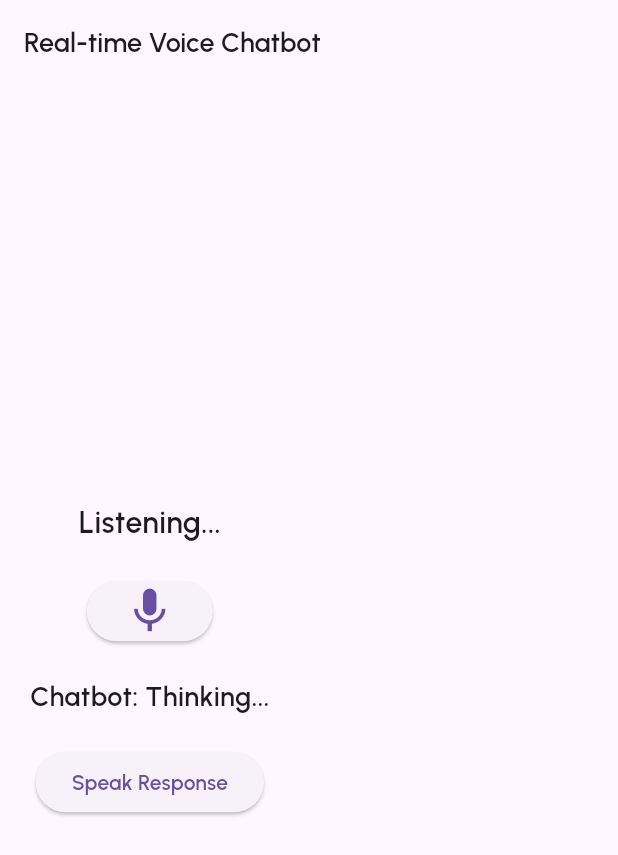
After one commit to me-hapi/Plus-Ultra, a Flutter app: the RealtimeChatbot screen opened by its route, after a tap on the "mic" icon, after a tap on the "mic off" icon, on a phone screen of 412 x 824 dp. The commit adds this screen. Shown: the top 855 px of the screen. Run offline on Flutter 3.47's test engine with Material 3 defaults, Android fonts, the phone set to English and light mode, and no system bars; our stand-ins replace curved_navigation_bar, dio, fl_chart, flutter_dotenv, flutter_image_compress, flutter_map and 16 more; missing offline and left inert: audio_waveforms, dart:ffi, dart_openai, encrypt, ffmpeg_kit_flutter, flutter_reactive_ble and 5 more; accounts and stored records are empty; network calls fail; statements that could not run were skipped.

Commit message:
create ragmodel mobile

```diff
--- /dev/null
+++ b/lib/features/chatbot/services/pinecone_retriever.dart
@@ -0,0 +1,83 @@
+import 'dart:convert';
+import 'package:http/http.dart' as http;
+import 'package:dart_openai/dart_openai.dart';
+
+class PineconeRetriever {
+  final String pineconeApiKey;
+  final String indexEndpoint;
+  final String namespace;
+
+  PineconeRetriever({
+    required this.pineconeApiKey,
+    required this.indexEndpoint,
+    this.namespace = "mental-health",
+  });
+
+  Future<String?> convertToEmbeddingAndQuery(String text,
+      {int topK = 3, Map<String, dynamic>? filter}) async {
+    try {
+      print(pineconeApiKey);
+      final embedding = await OpenAI.instance.embedding.create(
+        model: "text-embedding-3-small",
+        input: text,
+      );
+
+      List<double> vector = embedding.data.first.embeddings;
+      List<Map<String, dynamic>>? results =
+          await queryPinecone(vector, topK: topK, filter: filter);
+
+      if (results == null || results.isEmpty) {
+        return null;
+      }
+
+      return results.map((e) => e.toString()).join(" ");
+    } catch (e) {
+      print("Error generating embedding or querying Pinecone: $e");
+      return null;
+    }
+  }
+
+  Future<List<Map<String, dynamic>>?> queryPinecone(List<double> vector,
+      {int topK = 3, Map<String, dynamic>? filter}) async {
+    final uri = Uri.parse("$indexEndpoint/query");
+    final headers = {
+      "Api-Key": pineconeApiKey,
+      "Content-Type": "application/json",
+    };
+
+    final body = jsonEncode({
+      "namespace": namespace,
+      "vector": vector,
+      "topK": topK,
+      "includeValues": true,
+      "includeMetadata": true,
+      if (filter != null) "filter": filter,
+    });
+
+    try {
+      final response = await http.post(uri, headers: headers, body: body);
+      if (response.statusCode == 200) {
+        final jsonResponse = jsonDecode(response.body);
+
+        // Extracting metadata from the response
+        List<Map<String, dynamic>> metadataList = [];
+        if (jsonResponse["matches"] != null) {
+          for (var match in jsonResponse["matches"]) {
+            if (match["metadata"] != null) {
+              metadataList.add(match["metadata"]);
+            }
+          }
+        }
+
+        return metadataList;
+      } else {
+        print(
+            "Pinecone query failed: ${response.statusCode}, ${response.body}");
+        return null;
+      }
+    } catch (e) {
+      print("Error querying Pinecone: $e");
+      return null;
+    }
+  }
+}
--- /dev/null
+++ b/lib/features/chatbot/services/rag_model.dart
@@ -0,0 +1,142 @@
+import 'dart:async';
+import 'package:dart_openai/dart_openai.dart';
+import 'package:lingap/features/chatbot/services/pinecone_retriever.dart';
+
+class RAGModel {
+  final String indexEndpoint =
+      "https://knowledge-base-fkj39f0.svc.aped-4627-b74a.pinecone.io";
+  final String pineconeApiKey =
+      "pcsk_6T6RBw_SPJQunRCtoiSMHZbAUKRSRbsAyAigBg8nJdzpHfqbnSb7feX7WdkTo5uGTDLMkH";
+  final String openaiApiKey =
+      "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";
+  final String model = "gpt-4o";
+
+  late final PineconeRetriever pinecone;
+
+  RAGModel() {
+    OpenAI.apiKey = openaiApiKey;
+    pinecone = PineconeRetriever(
+        pineconeApiKey: pineconeApiKey, indexEndpoint: indexEndpoint);
+    // test();
+  }
+
+  Future<void> test() async {
+    final result = await pinecone
+        .convertToEmbeddingAndQuery('ang baba ng nakuha kong score kanina');
+    print('RESULT $result');
+  }
+
+  String getPrompt(
+      String userQuery, String formattedHistory, String retrievedContext) {
+    return '''
+### Role
+- Primary Function: You are a compassionate and culturally aware mental health chatbot designed to provide conversational support for Filipino users. Your primary goal is to offer guidance and support rooted in Cognitive Behavioral Therapy (CBT) and Filipino Psychology (Sikolohiyang Pilipino) principles while considering the user's cultural and contextual background. You adopt a **warm, friendly, and conversational tone**, ensuring your responses are empathetic, respectful, and professional yet **relatable—like a caring friend or older sibling.**
+
+### Instruction:
+1. **Core Functionality**
+   - Respond using **CBT techniques** such as reframing negative thoughts, identifying cognitive distortions, and encouraging small, actionable steps for emotional well-being.
+   - Adapt responses to reflect **Filipino cultural nuances**, such as the importance of family, community support, and local beliefs (e.g., "Hiya," "Bahala na").
+   - Prioritize **understanding the user's context** before giving advice.
+
+2. **Tone and Style**
+   - Speak in a **warm and approachable way**, avoiding robotic or overly clinical language.
+   - Use **Tagalog, English, or Taglish** based on the user's preference.
+   - Responses should be **2-3 sentences**—short but natural.
+   - Use **Filipino expressions** when appropriate (e.g., "Gets kita," "Nakakastress nga 'yan," "Baka makatulong kung...").
+
+3. **Crisis Management**
+   - If a user expresses distress (e.g., "Ayoko na," "Hindi ko na kaya"), respond **empathetically** and suggest crisis support options.
+
+4. **Cultural Sensitivity**
+   - Be aware of **Filipino family dynamics, religious influences, and stress-coping strategies** (e.g., "Kwentuhan therapy," "Hilot," "Simba").
+   - Avoid assumptions—ask **open-ended** questions instead.
+
+5. **Human-Like Delivery**
+   - Responses should feel **like a conversation**, not like AI-generated text.
+   - **Paraphrase** retrieved knowledge into simple, **human-like** explanations.
+   - **Avoid saying things like:**
+     ❌ "Based on my training"
+     ❌ "As an AI, I do not have emotions"
+     ❌ "My dataset suggests"
+
+6. **Fallback Mechanism**
+   - If the question is out of scope, respond:
+     _"Pasensya na, hindi ko masagot ang tanong na ito sa ngayon. Pero nandito ako para makinig at tumulong sa ibang paraan."_
+
+### **Conversation History:**
+$formattedHistory
+
+### **Retrieved Knowledge (Simplified for Conversational Use):**
+$retrievedContext
+
+### **User Query:**
+$userQuery
+
+### **Response Format (Conversational and Human-Like):**
+- **Title:** {title} (Summarize the main theme of the conversation)
+- **Icon:** {icon} (Choose an appropriate icon)
+- **Emotion:** {emotion} (Awful, Sad, Neutral, Happy, Cheerful, Progress)
+- **Response:** {response} (Rewrite the response to sound like a caring person, using Filipino cultural insights, CBT methods, and a natural tone)
+- **Issue:** {issue} (e.g., Anxiety, Depression, Relationship, Sleep)
+
+### **Example Responses to Imitate:**
+User: "Lagi akong kinakabahan sa school. Parang hindi ko kaya."
+Lingap: "Gets kita, mahirap talaga ‘yan. Pero baka makatulong kung mag-focus tayo sa isang bagay na kaya mong kontrolin ngayon. Ano kaya ang maliit na step na pwede mong gawin?"
+
+User: "Parang hindi ako nakakatulog ng maayos lately."
+Lingap: "Hmm, mahirap nga ‘yan. Baka may mga bagay sa gabi na nakaka-stress sa ‘yo? Kung gusto mo, pwede nating pag-usapan kung paano natin pwedeng gawing mas relaxing ang bedtime routine mo."
+
+User: "Mababa ang nakuha kong score."
+Lingap: "Alam kong nakakainis ‘yan, pero ‘di ibig sabihin noon na wala kang nagawang tama. Baka gusto mong tingnan kung ano ang puwedeng i-improve, para sa susunod mas confident ka na?"
+
+User: "Parang wala akong progress sa ginagawa ko."
+Lingap: "Ang hirap nga n’yan. Pero minsan, kahit ‘di natin napapansin, may maliliit na progress na nangyayari. Ano kaya ang isang maliit na bagay na nagawa mong maayos ngayon?"
+''';
+  }
+
+  Stream<String> queryStream(String userQuery, String formattedHistory) async* {
+    try {
+      String? result = await pinecone.convertToEmbeddingAndQuery(userQuery);
+      String retrievedContext = '';
+      if (result != null) {
+        retrievedContext = result;
+      } else {
+        retrievedContext = 'No relevant context found';
+      }
+
+      String prompt = getPrompt(userQuery, formattedHistory, retrievedContext);
+      final chatStream = OpenAI.instance.chat.createStream(
+        model: model,
+        messages: [
+          OpenAIChatCompletionChoiceMessageModel(
+            content: [
+              OpenAIChatCompletionChoiceMessageContentItemModel.text(
+                  'You are a compassionate mental health chatbot designed to provide support for Filipino users.'),
+            ],
+            role: OpenAIChatMessageRole.assistant,
+          ),
+          OpenAIChatCompletionChoiceMessageModel(
+            content: [
+              OpenAIChatCompletionChoiceMessageContentItemModel.text(prompt),
+            ],
+            role: OpenAIChatMessageRole.user,
+          ),
+        ],
+      );
+
+      await for (var response in chatStream) {
+        final contentList = response.choices.first.delta.content;
+        if (contentList != null && contentList.isNotEmpty) {
+          final contentText =
+              contentList.map((item) => item?.text).join(" ").trim();
+          yield contentText;
+        } else {
+          yield "";
+        }
+      }
+    } catch (e) {
+      print("Error in queryStream: $e");
+      yield "Error processing query.";
+    }
+  }
+}
--- /dev/null
+++ b/lib/features/chatbot/services/realtime_chatbot.dart
@@ -0,0 +1,149 @@
+import 'dart:convert';
+import 'package:flutter/material.dart';
+import 'package:flutter_tts/flutter_tts.dart';
+import 'package:http/http.dart' as http;
+import 'package:lingap/features/chatbot/services/pinecone_retriever.dart';
+import 'package:lingap/features/chatbot/services/rag_model.dart';
+import 'package:speech_to_text/speech_to_text.dart' as stt;
+import 'package:flutter_dotenv/flutter_dotenv.dart';
+
+class RealtimeChatbot extends StatefulWidget {
+  @override
+  _RealtimeChatbotState createState() => _RealtimeChatbotState();
+}
+
+class _RealtimeChatbotState extends State<RealtimeChatbot> {
+  final stt.SpeechToText _speech = stt.SpeechToText();
+  final FlutterTts _flutterTts = FlutterTts();
+  bool _isListening = false;
+  String _text = "Tap the mic to speak...";
+  String _response = "";
+  late RAGModel rag;
+
+  @override
+  void initState() {
+    super.initState();
+    _initializeTTS();
+    rag = RAGModel();
+    test();
+  }
+
+  Future<void> test() async {
+    // final result =
+    //     await rag.queryStream('ang baba ng nakuha kong score kanina');
+    // print('RESULT $result');
+    // final result = await pinecone.convertToEmbeddingAndQuery('ang baba ng nakuha kogn score kanina');
+    // print('RESULT $result');
+
+    //   try {
+    //   List<dynamic> languages = await _flutterTts.getLanguages;
+    //   print("Available Languages: $languages");
+    // } catch (e) {
+    //   print("Error fetching languages: $e");
+    // }
+
+    await for (final response in rag.queryStream(
+        'ang baba ng nakuha kong score sa test kanina huuhuhu', 'No history yet')) {
+      print('RESULT: $response');
+    }
+  }
+
+  void _initializeTTS() async {
+    await _flutterTts.setLanguage("fil-PH");
+    await _flutterTts.setPitch(1.0);
+  }
+
+  Future<void> _startListening() async {
+    bool available = await _speech.initialize();
+    if (available) {
+      setState(() {
+        _isListening = true;
+        _text = "Listening...";
+      });
+      _speech.listen(onResult: (result) {
+        setState(() {
+          _text = result.recognizedWords;
+        });
+      });
+    }
+  }
+
+  Future<void> _stopListening() async {
+    _speech.stop();
+    setState(() {
+      _isListening = false;
+    });
+    _sendMessageToChatbot(_text);
+  }
+
+  Future<void> _sendMessageToChatbot(String userInput) async {
+    setState(() {
+      _response = "Thinking...";
+    });
+
+    String apiKey =
+        "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"; // Replace with your OpenAI API Key
+    String apiUrl = "https://api.openai.com/v1/chat/completions";
+
+    final response = await http.post(
+      Uri.parse(apiUrl),
+      headers: {
+        "Authorization": "Bearer $apiKey",
+        "Content-Type": "application/json",
+      },
+      body: jsonEncode({
+        "model": "gpt-3.5-turbo",
+        "messages": [
+          {"role": "system", "content": "You are a helpful assistant."},
+          {"role": "user", "content": userInput},
+        ],
+        "temperature": 0.7
+      }),
+    );
+
+    if (response.statusCode == 200) {
+      setState(() {
+        _response =
+            jsonDecode(response.body)["choices"][0]["message"]["content"];
+      });
+    } else {
+      setState(() {
+        _response = "Error: Could not fetch response.";
+      });
+    }
+  }
+
+  Future<void> _speakResponse() async {
+    if (_response.isNotEmpty && _response != "Thinking...") {
+      await _flutterTts.speak(_response);
+    }
+  }
+
+  @override
+  Widget build(BuildContext context) {
+    return Scaffold(
+      appBar: AppBar(title: Text("Real-time Voice Chatbot")),
+      body: Padding(
+        padding: EdgeInsets.all(20),
+        child: Column(
+          mainAxisAlignment: MainAxisAlignment.center,
+          children: [
+            Text(_text, style: TextStyle(fontSize: 20)),
+            SizedBox(height: 20),
+            ElevatedButton(
+              onPressed: _isListening ? _stopListening : _startListening,
+              child: Icon(_isListening ? Icons.mic_off : Icons.mic, size: 36),
+            ),
+            SizedBox(height: 20),
+            Text("Chatbot: $_response", style: TextStyle(fontSize: 18)),
+            SizedBox(height: 20),
+            ElevatedButton(
+              onPressed: _speakResponse,
+              child: Text("Speak Response"),
+            ),
+          ],
+        ),
+      ),
+    );
+  }
+}
--- a/lib/features/chatbot/ui/chat_screen.dart
+++ b/lib/features/chatbot/ui/chat_screen.dart
@@ -1,5 +1,6 @@
 import 'package:flutter/material.dart';
 import 'package:flutter_riverpod/flutter_riverpod.dart';
+import 'package:go_router/go_router.dart';
 import 'package:lingap/core/const/colors.dart';
 import 'package:lingap/features/chatbot/logic/chatbot_manager.dart';
 import 'package:lingap/features/chatbot/ui/chat_bubble.dart';
@@ -74,7 +75,9 @@ class _ChatScreenState extends ConsumerState<ChatScreen> {
                 color: Colors.white)),
         actions: [
           GestureDetector(
-            onTap: () {},
+            onTap: () {
+              context.push('/realtime');
+            },
             child: Image.asset(
               'assets/peer/call.png',
               width: 20,
--- a/lib/router.dart
+++ b/lib/router.dart
@@ -1,6 +1,7 @@
 import 'dart:ui' as ui;
 import 'package:flutter_riverpod/flutter_riverpod.dart';
 import 'package:go_router/go_router.dart';
+import 'package:lingap/features/chatbot/services/realtime_chatbot.dart';
 
 //CHATBOT
 import 'package:lingap/features/chatbot/ui/chat_screen.dart' as chatbot_screen;
@@ -169,6 +170,11 @@ final goRouterProvider = Provider<GoRouter>((ref) {
         builder: (context, state) => ChatbotLanding(),
       ),
 
+      GoRoute(
+        path: '/realtime',
+        builder: (context, state) => RealtimeChatbot(),
+      ),
+
       //VIRTUAL CONSULTATION
       //Professional
       GoRoute(
```
Also changed, not shown: pubspec.yaml (+9 -0 lines), pubspec.lock, 4 other files.
